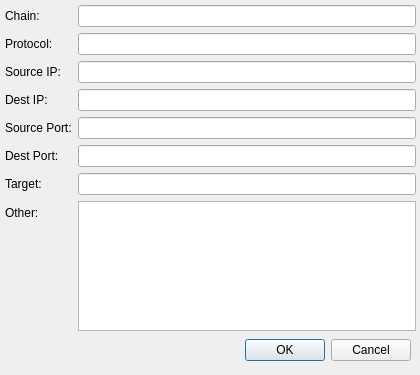
Qt form addrule.ui (koralarts/RoadSpikes) before a commit.
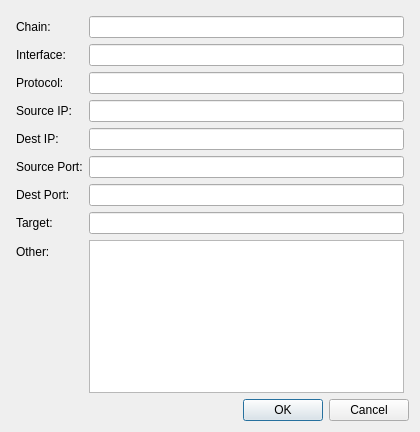
The same form after that commit.

```diff
--- a/addrule.ui
+++ b/addrule.ui
@@ -7,49 +7,26 @@
     <x>0</x>
     <y>0</y>
     <width>420</width>
-    <height>375</height>
+    <height>432</height>
    </rect>
   </property>
   <property name="minimumSize">
    <size>
-    <width>240</width>
-    <height>280</height>
+    <width>420</width>
+    <height>432</height>
    </size>
   </property>
   <property name="maximumSize">
    <size>
-    <width>600</width>
-    <height>600</height>
+    <width>420</width>
+    <height>441</height>
    </size>
   </property>
   <property name="windowTitle">
    <string>Add Rule</string>
   </property>
-  <widget class="QDialogButtonBox" name="okCancel">
-   <property name="geometry">
-    <rect>
-     <x>190</x>
-     <y>330</y>
-     <width>221</width>
-     <height>41</height>
-    </rect>
-   </property>
-   <property name="orientation">
-    <enum>Qt::Horizontal</enum>
-   </property>
-   <property name="standardButtons">
-    <set>QDialogButtonBox::Cancel|QDialogButtonBox::Ok</set>
-   </property>
-  </widget>
-  <widget class="QWidget" name="formLayoutWidget">
-   <property name="geometry">
-    <rect>
-     <x>0</x>
-     <y>0</y>
-     <width>421</width>
-     <height>331</height>
-    </rect>
-   </property>
+  <layout class="QGridLayout" name="gridLayout">
+   <item row="0" column="0">
    <layout class="QFormLayout" name="formLayout">
     <property name="fieldGrowthPolicy">
      <enum>QFormLayout::AllNonFixedFieldsGrow</enum>
@@ -73,74 +50,74 @@
     <item row="0" column="1">
      <widget class="QLineEdit" name="chainText"/>
     </item>
-    <item row="1" column="0">
+     <item row="2" column="0">
      <widget class="QLabel" name="protLabel">
       <property name="text">
        <string>Protocol:</string>
       </property>
      </widget>
     </item>
-    <item row="1" column="1">
+     <item row="2" column="1">
      <widget class="QLineEdit" name="protText"/>
     </item>
-    <item row="2" column="0">
+     <item row="3" column="0">
      <widget class="QLabel" name="sourceIpLabel">
       <property name="text">
        <string>Source IP:</string>
       </property>
      </widget>
     </item>
-    <item row="2" column="1">
+     <item row="3" column="1">
      <widget class="QLineEdit" name="sourceIPText"/>
     </item>
-    <item row="3" column="0">
+     <item row="4" column="0">
      <widget class="QLabel" name="destIpLabel">
       <property name="text">
        <string>Dest IP:</string>
       </property>
      </widget>
     </item>
-    <item row="3" column="1">
+     <item row="4" column="1">
      <widget class="QLineEdit" name="destIpText"/>
     </item>
-    <item row="4" column="0">
+     <item row="5" column="0">
      <widget class="QLabel" name="sportLabel">
       <property name="text">
        <string>Source Port:</string>
       </property>
      </widget>
     </item>
-    <item row="4" column="1">
+     <item row="5" column="1">
      <widget class="QLineEdit" name="sportText"/>
     </item>
-    <item row="5" column="0">
+     <item row="6" column="0">
      <widget class="QLabel" name="dportLabel">
       <property name="text">
        <string>Dest Port:</string>
       </property>
      </widget>
     </item>
-    <item row="5" column="1">
+     <item row="6" column="1">
      <widget class="QLineEdit" name="dportText"/>
     </item>
-    <item row="6" column="0">
+     <item row="7" column="0">
      <widget class="QLabel" name="targetLabel">
       <property name="text">
        <string>Target:</string>
       </property>
      </widget>
     </item>
-    <item row="6" column="1">
+     <item row="7" column="1">
      <widget class="QLineEdit" name="targetText"/>
     </item>
-    <item row="7" column="0">
+     <item row="8" column="0">
      <widget class="QLabel" name="customLabel">
       <property name="text">
        <string>Other:</string>
       </property>
      </widget>
     </item>
-    <item row="7" column="1">
+     <item row="8" column="1">
      <widget class="QPlainTextEdit" name="customText">
       <property name="whatsThis">
        <string>Add miscellaneous switches in the proper order, every switch or pair of switches must be put in a new line.
@@ -155,8 +132,29 @@
       </property>
      </widget>
     </item>
-   </layout>
-  </widget>
+     <item row="1" column="0">
+      <widget class="QLabel" name="interfaceLabel">
+       <property name="text">
+        <string>Interface:</string>
+       </property>
+      </widget>
+     </item>
+     <item row="1" column="1">
+      <widget class="QLineEdit" name="interfaceText"/>
+     </item>
+    </layout>
+   </item>
+   <item row="1" column="0">
+    <widget class="QDialogButtonBox" name="okCancel">
+     <property name="orientation">
+      <enum>Qt::Horizontal</enum>
+     </property>
+     <property name="standardButtons">
+      <set>QDialogButtonBox::Cancel|QDialogButtonBox::Ok</set>
+     </property>
+    </widget>
+   </item>
+  </layout>
  </widget>
  <resources/>
  <connections>
```
Lines whose indentation alone changed are shown as unchanged.
